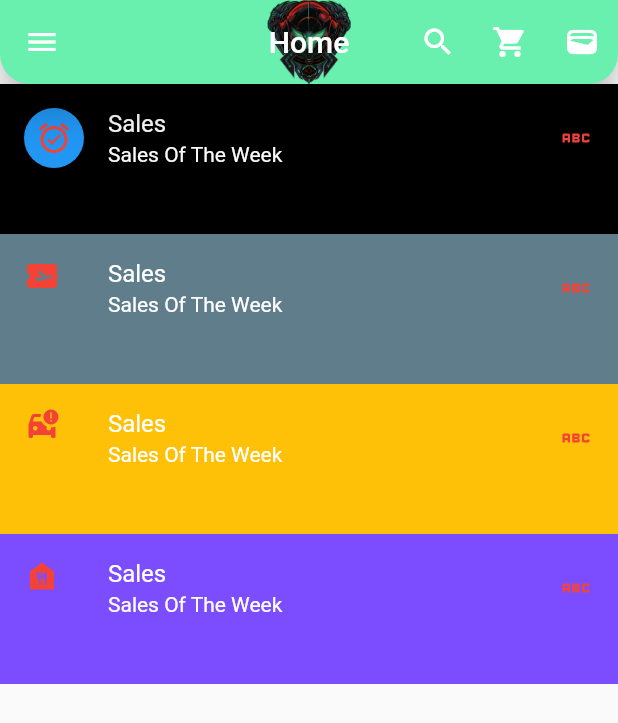
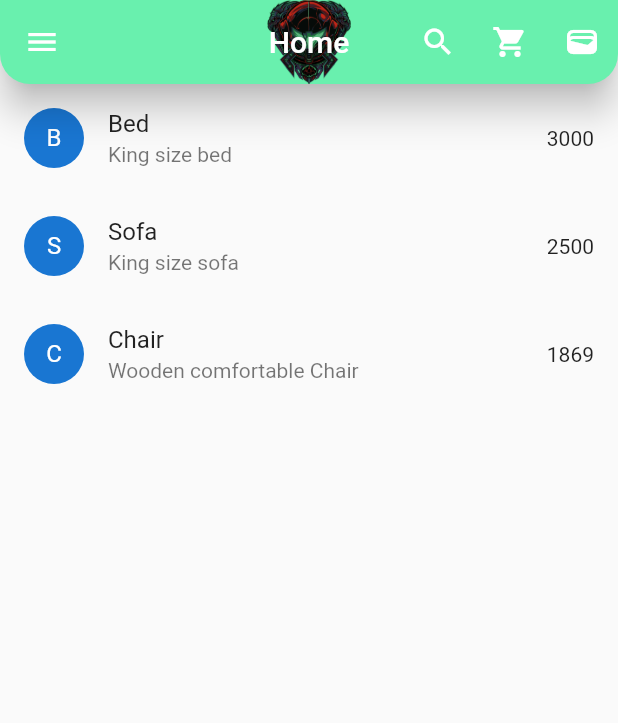
Before and after one commit to shinmantis/CodingWithT, a Flutter app: the screen it shows after launch, on a phone screen of 412 x 824 dp. Shown: the top 723 px of the screen. Run offline on Flutter 3.47's test engine with Material 2 defaults, Android fonts, the phone set to English and light mode, and no system bars; our stand-ins replace font_awesome_flutter; missing offline and left inert: dart:ffi.

Commit message:
Coding with T, Section 2.9B Dynamic ListView.

```diff
--- a/lib/main.dart
+++ b/lib/main.dart
@@ -31,8 +31,8 @@ class MyApp extends StatelessWidget {
 
   @override
   Widget build(BuildContext context) {
-    return const MaterialApp(
-        title: "Foo Yung Chu!",
+    return  MaterialApp(
+        title: "Material App Title!",
         themeMode: ThemeMode.system,
         debugShowCheckedModeBanner: false,
         home: Home());
--- a/lib/screens/Home.dart
+++ b/lib/screens/Home.dart
@@ -1,7 +1,15 @@
 import 'package:flutter/material.dart';
 
 class Home extends StatelessWidget {
-  const Home({super.key});
+  Home({super.key});
+
+  List<String> products = ["Bed", "Sofa", "Chair"];
+  List<String> productDetails = [
+    "King size bed",
+    "King size sofa",
+    "Wooden comfortable Chair"
+  ];
+  List<int> price = [3000, 2500, 1869];
 
   @override
   Widget build(BuildContext context) {
@@ -30,73 +38,22 @@ class Home extends StatelessWidget {
       ),
       body: Container(
         //color: Colors.amber,
-        child:  ListView(
-          itemExtent: 100.0, //predetermines the size of each cell rather than letting the children determine
-          reverse: false, //Makes the listview populate from the bottom so it scrolls upward instead of downward
-          scrollDirection: Axis.vertical, //allows you to scroll in portrait/landscape mode, doesn't automatically change the text direction
-          children: [
-            ListTile(
-              tileColor: Colors.black,
-              leading: CircleAvatar(child: Icon(Icons.alarm_on_sharp,), backgroundColor: Colors.blue, foregroundColor: Colors.red,),
-              title: Text("Sales"),
-              subtitle: Text("Sales Of The Week"),
-              trailing: Icon(Icons.abc),
-              textColor: Colors.grey.shade50,
-              iconColor: Colors.red,
-              hoverColor: Colors.purple,
-              selectedColor: Colors.red,
-              selectedTileColor: Colors.grey.shade900,
-              onLongPress: (){},
-              onTap: (){},
-
-            ),
-            ListTile(
-              tileColor: Colors.blueGrey,
-              leading: Icon(Icons.airplane_ticket),
-              title: Text("Sales"),
-              subtitle: Text("Sales Of The Week"),
-              trailing: Icon(Icons.abc),
-              textColor: Colors.white,
-              iconColor: Colors.red,
-              hoverColor: Colors.purple,
-              selectedColor: Colors.red,
-              selectedTileColor: Colors.grey,
-              onLongPress: (){},
-              onTap: (){},
-
-            ),
-            ListTile(
-              tileColor: Colors.amber,
-              leading: Icon(Icons.car_crash),
-              title: Text("Sales"),
-              subtitle: Text("Sales Of The Week"),
-              trailing: Icon(Icons.abc),
-              textColor: Colors.white,
-              iconColor: Colors.red,
-              hoverColor: Colors.purple,
-              selectedColor: Colors.red,
-              selectedTileColor: Colors.grey,
-              onLongPress: (){},
-              onTap: (){},
-
-            ),
-            ListTile(
-              leading: Icon(Icons.food_bank),
-              tileColor: Colors.deepPurpleAccent,
-              title: Text("Sales"),
-              subtitle: Text("Sales Of The Week"),
-              trailing: Icon(Icons.abc),
-              textColor: Colors.white,
-              iconColor: Colors.red,
-              hoverColor: Colors.purple,
-              selectedColor: Colors.red,
-              selectedTileColor: Colors.grey,
-              onLongPress: (){},
-              onTap: (){},
-
-            )
-          ],
-        ),
+        child: ListView.builder(
+            itemCount: products.length,
+            itemBuilder: (context, index) {
+              return ListTile(
+                leading: CircleAvatar(
+                  child: Text(products[index][0]),
+                ),
+                title: Text(products[index]),
+                subtitle: Text(productDetails[index]),
+                trailing: Text(price[index].toString()),
+                tileColor: Colors.grey.shade50,
+                splashColor: Colors.greenAccent,
+                //selectedTileColor: Colors.pinkAccent,
+                hoverColor: Colors.deepPurpleAccent,
+                onTap: (){},);
+            }),
       ),
     );
   }
```
